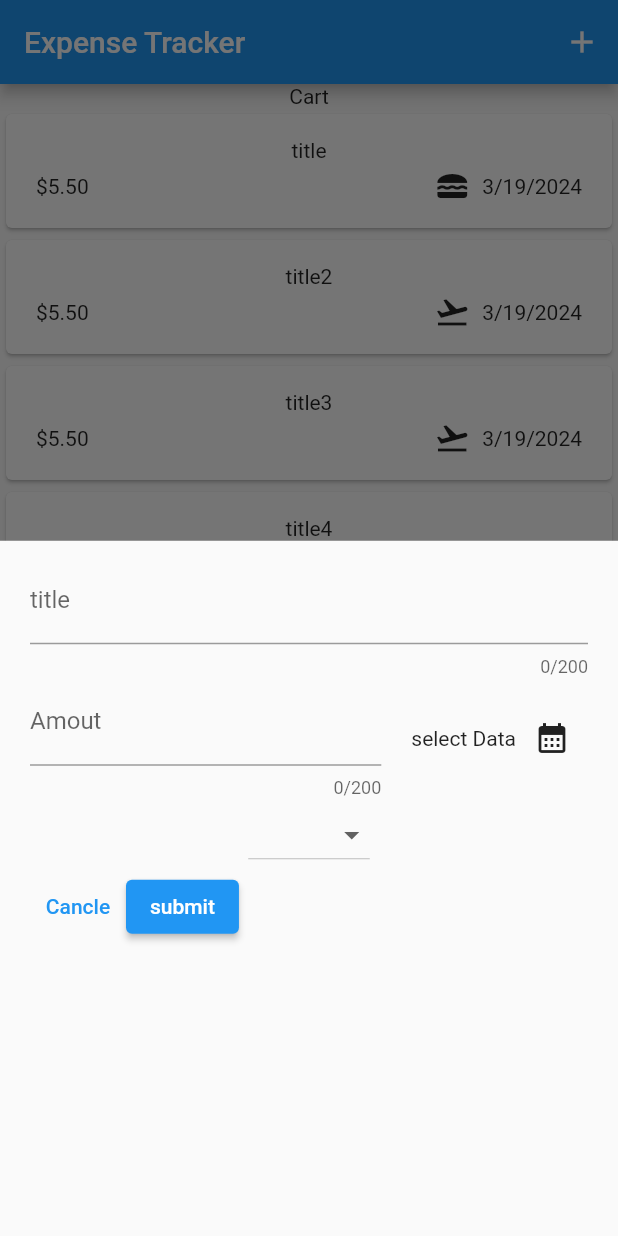
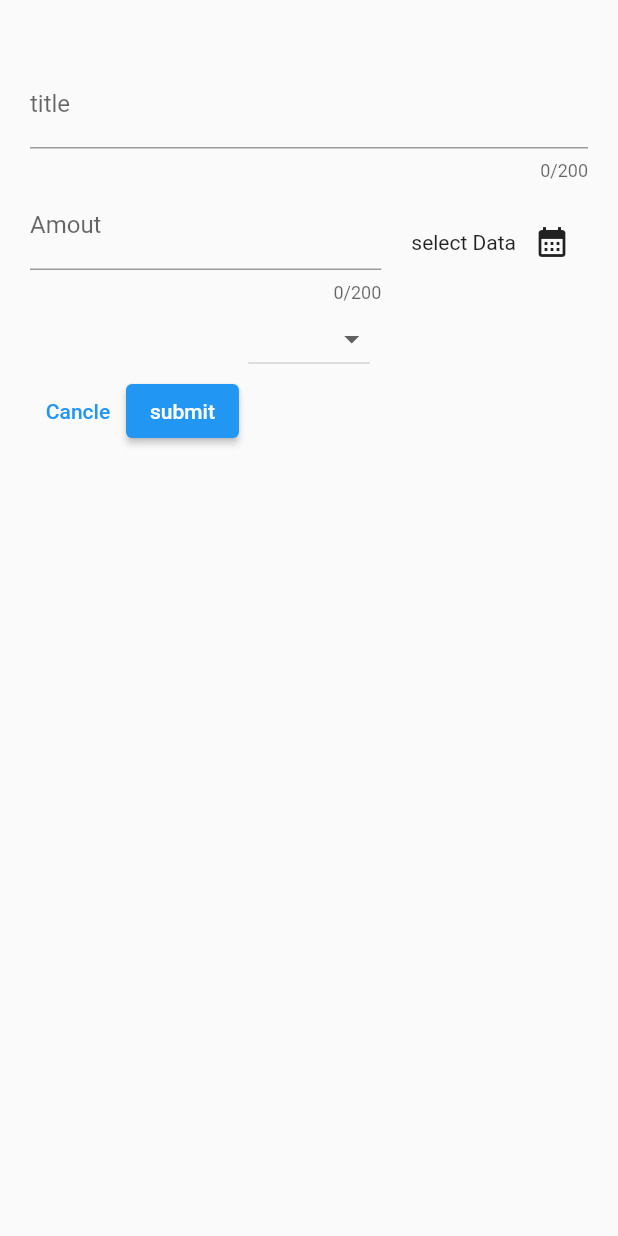
Before and after one commit to jayednahain/Expense-Tracker, a Flutter app: the screen it shows after launch, after a tap on the "add" icon, on a phone screen of 412 x 824 dp. Run offline on Flutter 3.47's test engine with Material 2 defaults, Android fonts, the light colour scheme and no system bars.

Commit message:
119: fullscreen modal complete

```diff
--- a/lib/Expenses.dart
+++ b/lib/Expenses.dart
@@ -52,9 +52,15 @@ class _ExpensesState extends State<Expenses> {
   //106
   void _openAddExpenseOverlay(){
     showModalBottomSheet(
+        //119:
+        isScrollControlled: true,
         context: context,
         //118:-2
-        builder: (ctx)=>AddNewExpenseWidget(onAddExpense: _addExpense,));
+        builder: (ctx)=>
+            AddNewExpenseWidget(
+              onAddExpense: _addExpense
+            )
+    );
   }
 
   //118
--- a/lib/Widgets/AddNewExpenseWidget.dart
+++ b/lib/Widgets/AddNewExpenseWidget.dart
@@ -148,7 +148,7 @@ class _AddNewExpenseWidgetState extends State<AddNewExpenseWidget> {
   Widget build(BuildContext context) {
     return Padding(
       padding: const EdgeInsets.symmetric(
-        horizontal: 20, vertical: 10
+        horizontal: 20, vertical: 40
       ),
       child: Column(
         children: [
```
Also changed, not shown: 2 other files.
